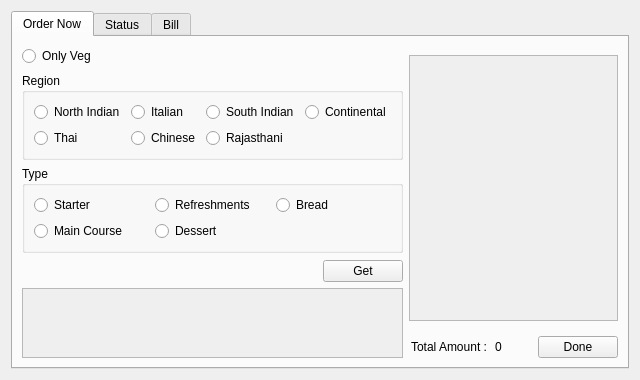
This is frontend/customer_wid.ui in therealrahulsahu/se_project as Qt 5 draws it before an edit. The edited form follows.
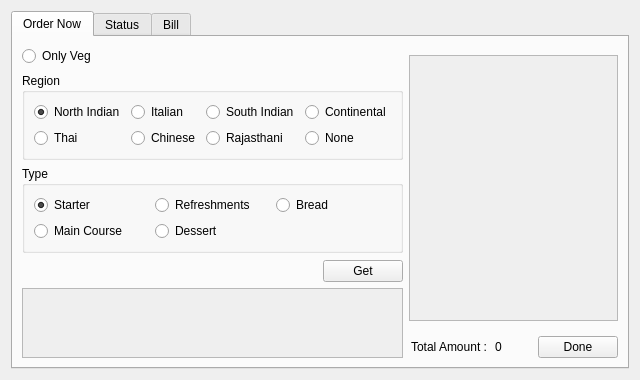
This is the edited form.

Commit message: Customer order now widget two classes are added

Patch:
```diff
--- a/frontend/customer_wid.ui
+++ b/frontend/customer_wid.ui
@@ -103,6 +103,9 @@
                 <property name="text">
                  <string>North Indian</string>
                 </property>
+                <property name="checked">
+                 <bool>true</bool>
+                </property>
                </widget>
               </item>
               <item row="2" column="1">
@@ -133,6 +136,16 @@
                 </property>
                </widget>
               </item>
+              <item row="2" column="3">
+               <widget class="QRadioButton" name="rbt_none">
+                <property name="text">
+                 <string>None</string>
+                </property>
+                <property name="checked">
+                 <bool>false</bool>
+                </property>
+               </widget>
+              </item>
              </layout>
             </widget>
            </item>
@@ -185,6 +198,9 @@
                 <property name="text">
                  <string>Starter</string>
                 </property>
+                <property name="checked">
+                 <bool>true</bool>
+                </property>
                </widget>
               </item>
               <item row="0" column="2">
```
Left out of the diff: 12 changed lines with no effect on the pictures. The commit also changes 8 other files.
